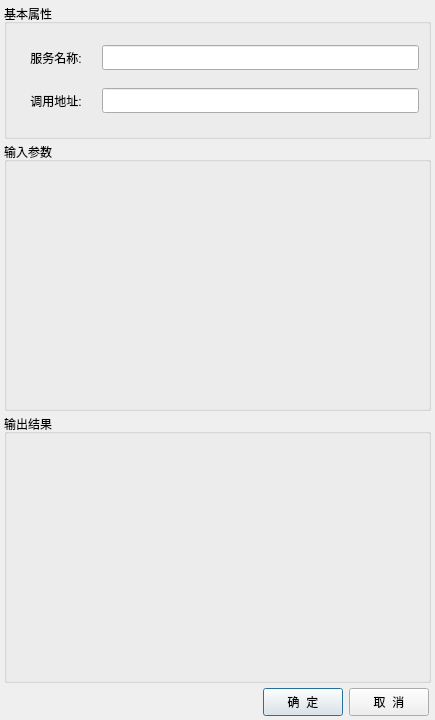
First picture: the form in SelfWidget/mypropertyedit.ui, repository xibeilang524/Graphics, before the edit.
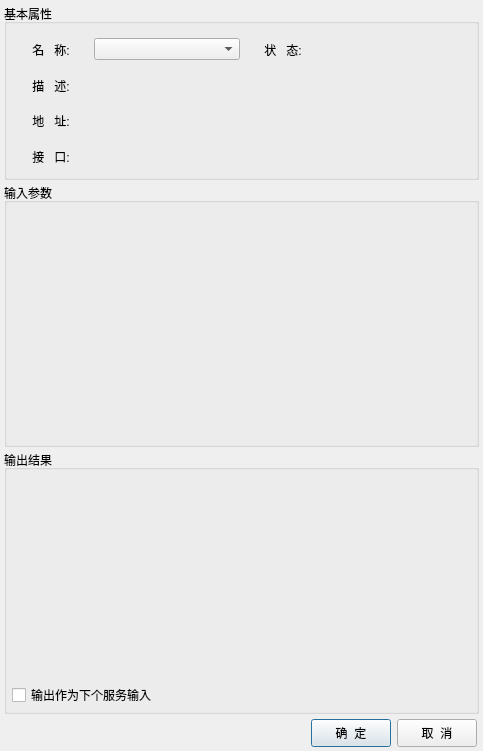
Second picture: the form after the edit.

Commit message: 修改服务的属性信息，增加从数据库读取信息;增加窗口退出提示

Patch:
```diff
--- a/SelfWidget/mypropertyedit.ui
+++ b/SelfWidget/mypropertyedit.ui
@@ -6,8 +6,8 @@
    <rect>
     <x>0</x>
     <y>0</y>
-    <width>435</width>
-    <height>720</height>
+    <width>483</width>
+    <height>751</height>
    </rect>
   </property>
   <property name="windowTitle">
@@ -19,7 +19,20 @@
    </property>
    <item>
     <widget class="QWidget" name="widget" native="true">
-     <layout class="QVBoxLayout" name="verticalLayout_2" stretch="1,2,2,0">
+     <property name="styleSheet">
+      <string notr="true">QComboBox QAbstractItemView::item
+{
+  height:23px;
+}
+
+QComboBox QAbstractItemView::item:hover
+{
+  background-color:#567dbc;
+}
+
+</string>
+     </property>
+     <layout class="QVBoxLayout" name="verticalLayout_2" stretch="2,3,3,0">
       <property name="spacing">
        <number>3</number>
       </property>
@@ -32,6 +45,18 @@
          <string>基本属性</string>
         </property>
         <layout class="QVBoxLayout" name="verticalLayout_3">
+         <property name="spacing">
+          <number>3</number>
+         </property>
+         <property name="leftMargin">
+          <number>4</number>
+         </property>
+         <property name="rightMargin">
+          <number>4</number>
+         </property>
+         <property name="bottomMargin">
+          <number>4</number>
+         </property>
          <item>
           <layout class="QHBoxLayout" name="horizontalLayout_2">
            <item>
@@ -42,8 +67,14 @@
                <height>25</height>
               </size>
              </property>
+             <property name="maximumSize">
+              <size>
+               <width>80</width>
+               <height>16777215</height>
+              </size>
+             </property>
              <property name="text">
-              <string>服务名称:</string>
+              <string>名   称:</string>
              </property>
              <property name="alignment">
               <set>Qt::AlignCenter</set>
@@ -51,12 +82,67 @@
             </widget>
            </item>
            <item>
-            <widget class="QLineEdit" name="serviceName">
+            <widget class="QComboBox" name="serviceName"/>
+           </item>
+           <item>
+            <widget class="QLabel" name="label_3">
              <property name="minimumSize">
               <size>
-               <width>0</width>
+               <width>80</width>
                <height>25</height>
               </size>
+             </property>
+             <property name="maximumSize">
+              <size>
+               <width>80</width>
+               <height>16777215</height>
+              </size>
+             </property>
+             <property name="text">
+              <string>状   态:</string>
+             </property>
+             <property name="alignment">
+              <set>Qt::AlignCenter</set>
+             </property>
+            </widget>
+           </item>
+           <item>
+            <widget class="QLabel" name="serviceState">
+             <property name="text">
+              <string/>
+             </property>
+            </widget>
+           </item>
+          </layout>
+         </item>
+         <item>
+          <layout class="QHBoxLayout" name="horizontalLayout_3">
+           <item>
+            <widget class="QLabel" name="label_4">
+             <property name="minimumSize">
+              <size>
+               <width>80</width>
+               <height>25</height>
+              </size>
+             </property>
+             <property name="maximumSize">
+              <size>
+               <width>80</width>
+               <height>16777215</height>
+              </size>
+             </property>
+             <property name="text">
+              <string>描   述:</string>
+             </property>
+             <property name="alignment">
+              <set>Qt::AlignCenter</set>
+             </property>
+            </widget>
+           </item>
+           <item>
+            <widget class="QLabel" name="serviceDesc">
+             <property name="text">
+              <string/>
              </property>
             </widget>
            </item>
@@ -72,8 +158,14 @@
                <height>25</height>
               </size>
              </property>
+             <property name="maximumSize">
+              <size>
+               <width>80</width>
+               <height>16777215</height>
+              </size>
+             </property>
              <property name="text">
-              <string>调用地址:</string>
+              <string>地   址:</string>
              </property>
              <property name="alignment">
               <set>Qt::AlignCenter</set>
@@ -81,12 +173,42 @@
             </widget>
            </item>
            <item>
-            <widget class="QLineEdit" name="servicePath">
+            <widget class="QLabel" name="servicePath">
+             <property name="text">
+              <string/>
+             </property>
+            </widget>
+           </item>
+          </layout>
+         </item>
+         <item>
+          <layout class="QHBoxLayout" name="horizontalLayout_5">
+           <item>
+            <widget class="QLabel" name="label_5">
              <property name="minimumSize">
               <size>
-               <width>0</width>
+               <width>80</width>
                <height>25</height>
               </size>
+             </property>
+             <property name="maximumSize">
+              <size>
+               <width>80</width>
+               <height>16777215</height>
+              </size>
+             </property>
+             <property name="text">
+              <string>接   口:</string>
+             </property>
+             <property name="alignment">
+              <set>Qt::AlignCenter</set>
+             </property>
+            </widget>
+           </item>
+           <item>
+            <widget class="QLabel" name="servicePort">
+             <property name="text">
+              <string/>
              </property>
             </widget>
            </item>
@@ -101,6 +223,12 @@
          <string>输入参数</string>
         </property>
         <layout class="QVBoxLayout" name="verticalLayout_4">
+         <property name="spacing">
+          <number>3</number>
+         </property>
+         <property name="margin">
+          <number>4</number>
+         </property>
          <item>
           <widget class="QWidget" name="inputWidget" native="true"/>
          </item>
@@ -113,9 +241,50 @@
          <string>输出结果</string>
         </property>
         <layout class="QVBoxLayout" name="verticalLayout_5">
+         <property name="spacing">
+          <number>3</number>
+         </property>
+         <property name="margin">
+          <number>4</number>
+         </property>
          <item>
           <widget class="QWidget" name="outputWidget" native="true"/>
          </item>
+         <item>
+          <widget class="QWidget" name="widget_3" native="true">
+           <property name="maximumSize">
+            <size>
+             <width>16777215</width>
+             <height>24</height>
+            </size>
+           </property>
+           <layout class="QHBoxLayout" name="horizontalLayout_6">
+            <property name="margin">
+             <number>1</number>
+            </property>
+            <item>
+             <widget class="QCheckBox" name="outputAsNextInput">
+              <property name="text">
+               <string>输出作为下个服务输入</string>
+              </property>
+             </widget>
+            </item>
+            <item>
+             <spacer name="horizontalSpacer_2">
+              <property name="orientation">
+               <enum>Qt::Horizontal</enum>
+              </property>
+              <property name="sizeHint" stdset="0">
+               <size>
+                <width>311</width>
+                <height>19</height>
+               </size>
+              </property>
+             </spacer>
+            </item>
+           </layout>
+          </widget>
+         </item>
         </layout>
        </widget>
       </item>
```
The commit also changes 12 other files.
